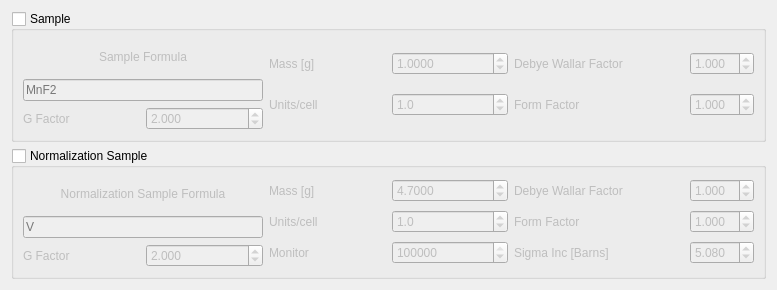
First picture: the form in src/main/resources/base/Views/SampleManager.ui, repository MJOLNIRPackage/MJOLNIR-GUI, before the edit.
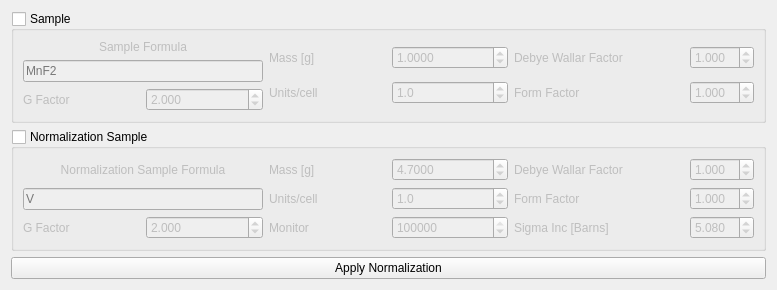
Second picture: the form after the edit.

What changed in the file:
```diff
--- a/src/main/resources/base/Views/SampleManager.ui
+++ b/src/main/resources/base/Views/SampleManager.ui
@@ -455,6 +455,13 @@
      </layout>
     </widget>
    </item>
+   <item>
+    <widget class="QPushButton" name="SampleManager_ApplyNormalization_button">
+        <property name="text">
+        <string>Apply Normalization</string>
+        </property>
+    </widget>
+    </item>
   </layout>
  </widget>
  <resources/>
```
